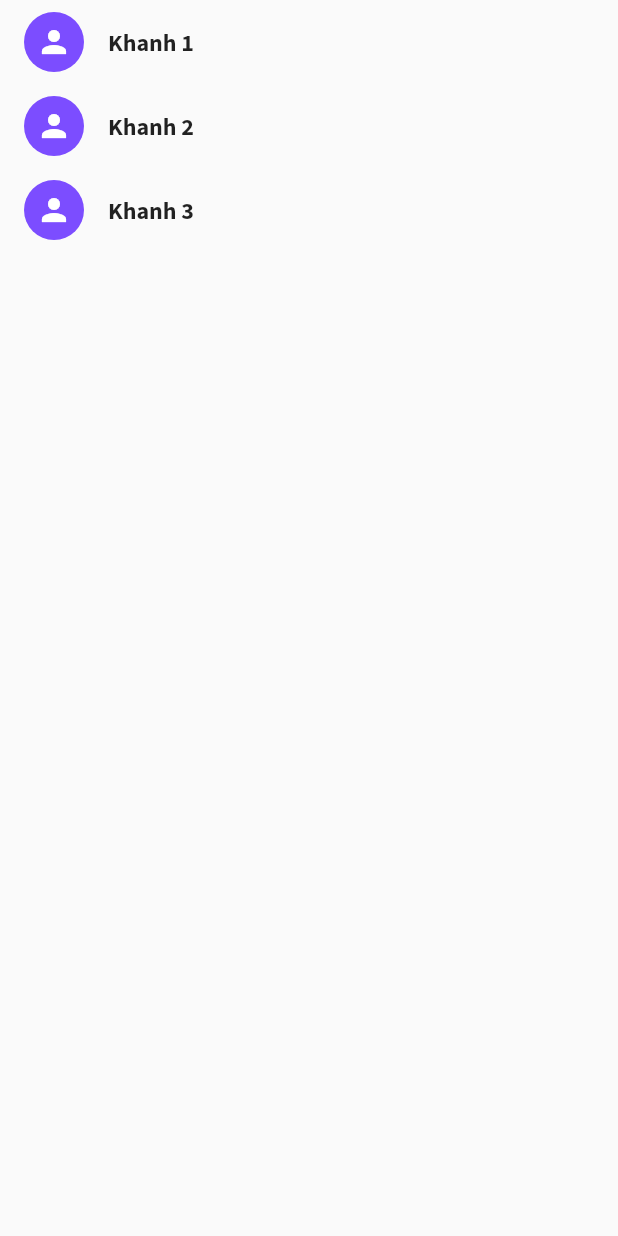
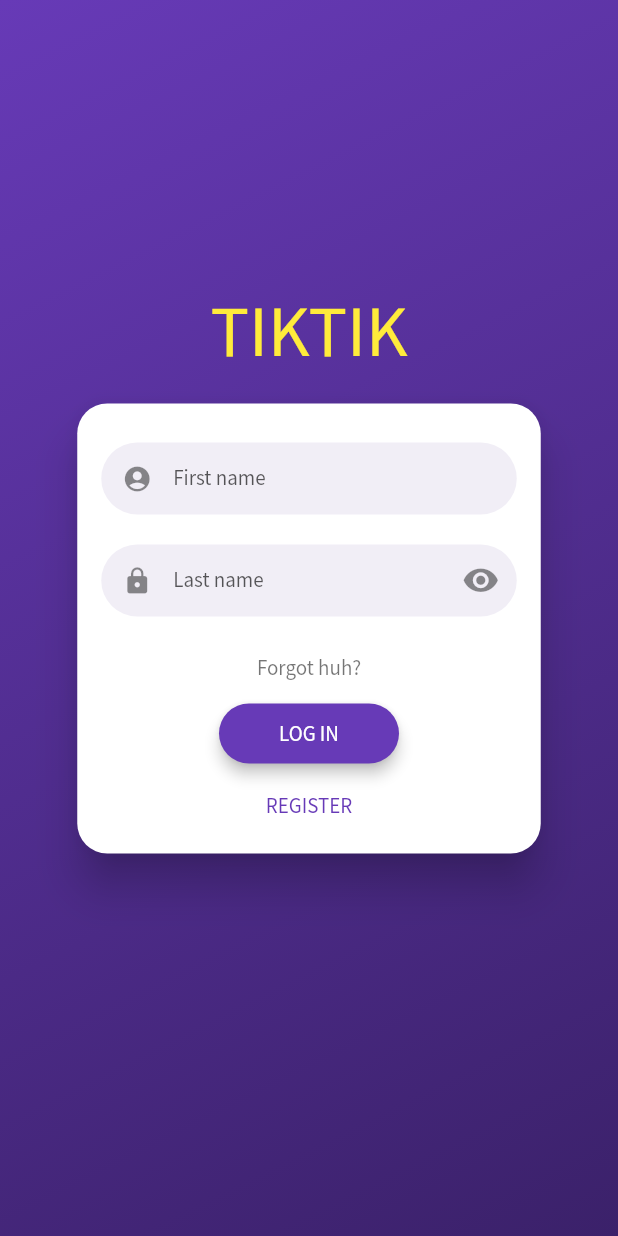
Before and after one commit to hkhansh27/chat-app, a Flutter app: the LoginScreen widget shown alone on an empty page, opened directly, on a phone screen of 412 x 824 dp. Run offline on Flutter 3.47's test engine with Material 2 defaults, Android fonts, the phone set to English and light mode, and no system bars; drawn by our look-alikes of flutter_login; our stand-ins replace camera, emoji_picker_flutter, image_picker, socket_io_client; network calls fail.

Commit message:
update login with api

```diff
--- a/lib/Screens/login_screen.dart
+++ b/lib/Screens/login_screen.dart
@@ -1,7 +1,13 @@
 import 'package:chat_app/CustomUI/button_card.dart';
 import 'package:chat_app/Models/chat_model.dart';
+import 'package:chat_app/Models/user_model.dart';
 import 'package:chat_app/Screens/home_screen.dart';
+import 'package:chat_app/Screens/login_screen.dart';
+import 'package:flutter_login/flutter_login.dart';
 import 'package:flutter/material.dart';
+import 'dart:async';
+import 'dart:convert';
+import 'package:http/http.dart' as http;
 
 class LoginScreen extends StatefulWidget {
   const LoginScreen({Key? key}) : super(key: key);
@@ -11,29 +17,113 @@ class LoginScreen extends StatefulWidget {
 }
 
 class _LoginScreenState extends State<LoginScreen> {
-  late ChatModel currentChat;
-  List<ChatModel> chats = [
-    ChatModel(id: 1, name: "Khanh 1", isGroup: false, currentMessage: "Ohohoho", time: "16:26"),
-    ChatModel(id: 2, name: "Khanh 2", isGroup: false, currentMessage: "Ahihiihihi", time: "21:26"),
-    ChatModel(id: 3, name: "Khanh 3", isGroup: false, currentMessage: "Akakaka", time: "19:26"),
-  ];
+  late Users _users;
+  late List<User>? userList;
+  late User currentUser;
+  @override
+  void initState() {
+    super.initState();
+    fetchUsers().then((data) {
+      setState(() {
+        _users = data;
+        userList = _users.users;
+      });
+    });
+  }
+
+  Future<Users> fetchUsers() async {
+    final response = await http.get(Uri.parse("http://192.168.1.5:8080/users"));
+    if (response.statusCode == 200) {
+      return Users.fromJson(jsonDecode(response.body));
+    } else {
+      throw Exception('Failed to load User');
+    }
+  }
+
+  Duration get loginTime => Duration(milliseconds: 2250);
+
+  Future<String> _authUser(LoginData data) {
+    return Future.delayed(loginTime).then((_) {
+      bool hasUser = false;
+      String? _userId = "";
+      int i = 0;
+      userList?.forEach((usr) {
+        if (usr.firstName == (data.name) && usr.lastName == data.password) {
+          hasUser = true;
+          _userId = usr.id;
+          currentUser = usr;
+        }
+        i++;
+      });
+      if (hasUser) {
+        userList!.remove(currentUser);
+        userLogin(_userId).then((token) {
+          currentUser.token = token;
+        });
+        return "";
+      } else
+        return "User not found, please try again!";
+    });
+  }
+
+  Future<String> _recoverPassword(String name) {
+    return Future.delayed(loginTime).then((_) {
+      //some logic
+      return "";
+    });
+  }
+
+  FormFieldValidator<String> _validatorFirstName = (value) {
+    if (value!.isEmpty) {
+      return 'Invalid first name!';
+    }
+    return null;
+  };
+
+  FormFieldValidator<String> _validatorLastName = (value) {
+    if (value!.isEmpty) {
+      return 'Invalid last name!';
+    }
+    return null;
+  };
+
   @override
   Widget build(BuildContext context) {
-    return Scaffold(
-      body: ListView.builder(
-          itemCount: chats.length,
-          itemBuilder: (context, index) => InkWell(
-              onTap: () {
-                currentChat = chats.removeAt(index);
-                Navigator.pushReplacement(
-                    context,
-                    MaterialPageRoute(
-                        builder: (builder) => HomeScreen(
-                              chats: chats,
-                              currentChat: currentChat,
-                            )));
-              },
-              child: ButtonCard(name: chats[index].name, icon: chats[index].isGroup! ? Icons.groups : Icons.person))),
+    return FlutterLogin(
+      title: 'TIKTIK',
+      userValidator: _validatorFirstName,
+      passwordValidator: _validatorLastName,
+      onLogin: _authUser,
+      onSignup: _authUser,
+      onSubmitAnimationCompleted: () {
+        Navigator.of(context).pushReplacement(MaterialPageRoute(
+          builder: (context) => HomeScreen(
+            chats: userList,
+            currentChat: currentUser,
+          ),
+        ));
+      },
+      onRecoverPassword: _recoverPassword,
+      messages: LoginMessages(
+        userHint: 'First name',
+        passwordHint: 'Last name',
+        confirmPasswordHint: 'Confirm',
+        loginButton: 'LOG IN',
+        signupButton: 'REGISTER',
+        forgotPasswordButton: 'Forgot huh?',
+      ),
+      theme: LoginTheme(primaryColor: Colors.deepPurple, accentColor: Colors.yellow, errorColor: Colors.deepOrange),
     );
   }
+
+  Future<String> userLogin(String? userId) async {
+    final response = await http.post(Uri.parse("http://192.168.1.5:8080/login/${userId}"), body: "");
+    if (response.statusCode == 200) {
+      var data = jsonDecode(response.body);
+
+      return data['authorization'];
+    } else {
+      throw Exception('Failed to load User');
+    }
+  }
 }
```
